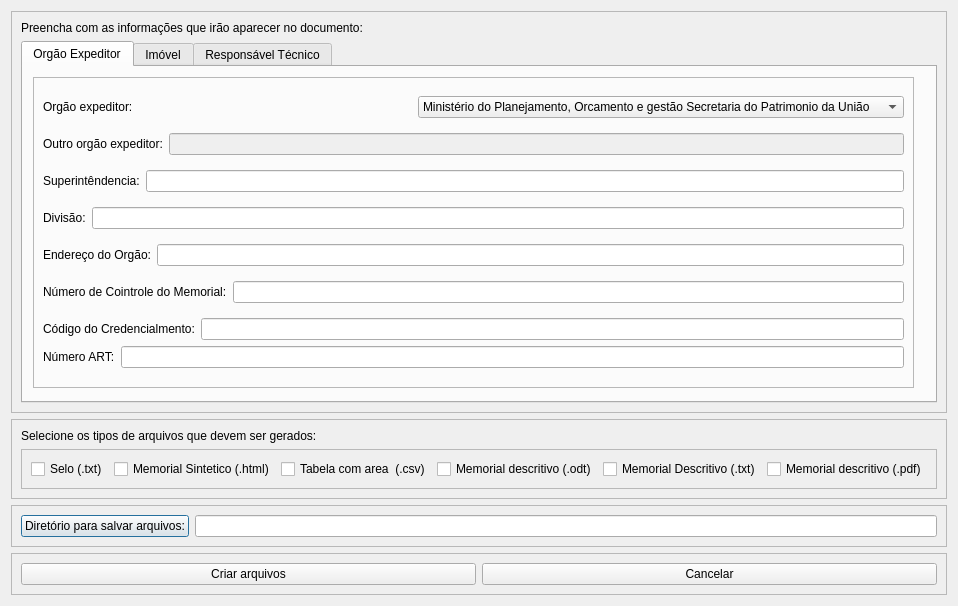
This is azimuthsAndDistances/ui_memorialGenerator2.ui in guilhermehrn/AzimuthDistanceCalculator as Qt 5 draws it before an edit. The edited form follows.
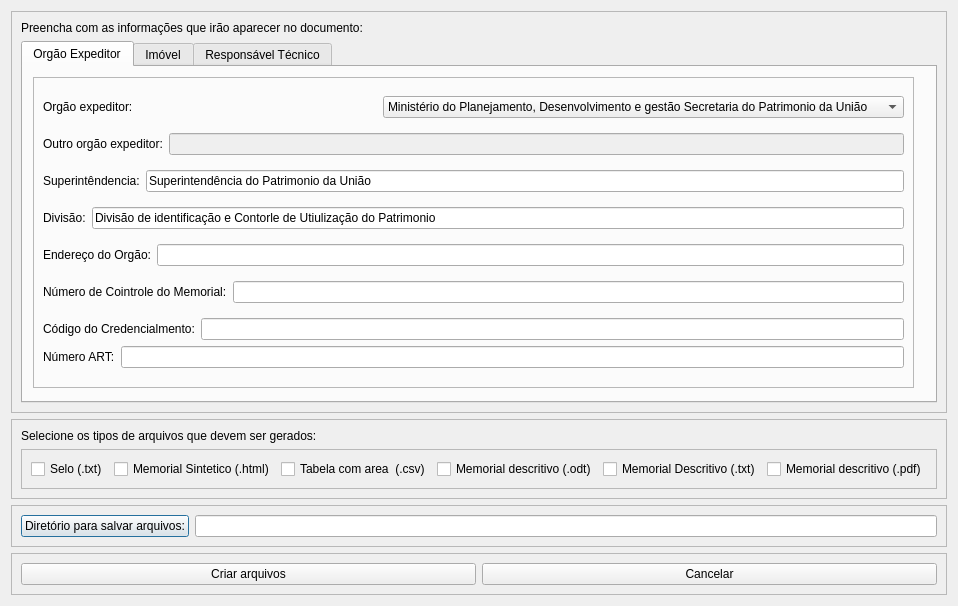
This is the edited form.

Commit message: Add label e ids na interface

```diff
--- a/azimuthsAndDistances/ui_memorialGenerator2.ui
+++ b/azimuthsAndDistances/ui_memorialGenerator2.ui
@@ -7,7 +7,7 @@
     <x>0</x>
     <y>0</y>
     <width>942</width>
-    <height>600</height>
+    <height>602</height>
    </rect>
   </property>
   <property name="windowTitle">
@@ -194,7 +194,7 @@
               <widget class="QComboBox" name="comboBox">
                <item>
                 <property name="text">
-                 <string>Ministério do Planejamento, Orcamento e gestão Secretaria do Patrimonio da União</string>
+                 <string>Ministério do Planejamento, Desenvolvimento e gestão Secretaria do Patrimonio da União</string>
                 </property>
                </item>
                <item>
@@ -234,7 +234,11 @@
               </widget>
              </item>
              <item>
-              <widget class="QLineEdit" name="lineEdit_2"/>
+              <widget class="QLineEdit" name="superintenciaEdit">
+               <property name="text">
+                <string>Superintendência do Patrimonio da União</string>
+               </property>
+              </widget>
              </item>
             </layout>
            </item>
@@ -248,7 +252,11 @@
               </widget>
              </item>
              <item>
-              <widget class="QLineEdit" name="lineEdit_3"/>
+              <widget class="QLineEdit" name="divisaoEdit">
+               <property name="text">
+                <string>Divisão de identificação e Contorle de Utiulização do Patrimonio</string>
+               </property>
+              </widget>
              </item>
             </layout>
            </item>
```
Left out of the diff: 12 changed lines with no effect on the pictures. The commit also changes 1 other file.
